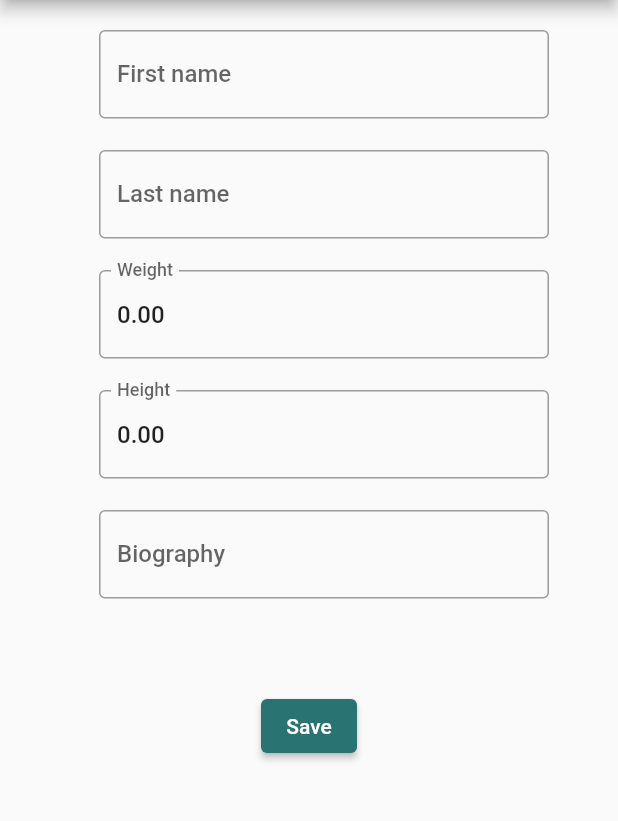
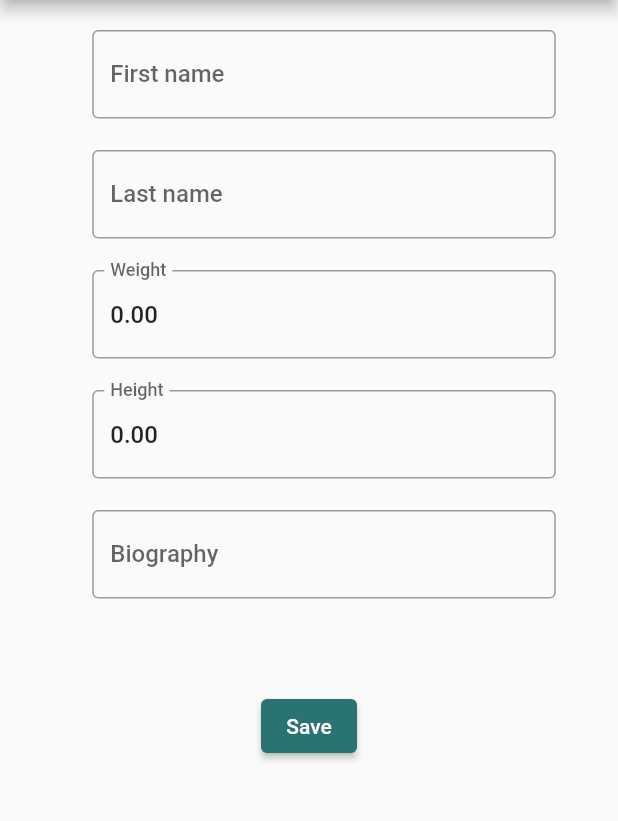
Before and after one commit to calorun-project/calorun_app, a Flutter app: the EditProfile screen opened directly with empty values, on a phone screen of 412 x 824 dp, the part 84-905 px from its top. Run offline on Flutter 3.47's test engine with Material 2 defaults, Android fonts, the phone set to English and light mode, and no system bars; our stand-ins replace cloud_firestore, firebase_auth, firebase_core, firebase_storage, flutter_map, fluttertoast and 5 more; missing offline and left inert: geocoder; accounts and stored records are empty.

Commit message:
add responsive for change user profile and password

```diff
--- a/lib/widget/user/edit_account.dart
+++ b/lib/widget/user/edit_account.dart
@@ -35,7 +35,7 @@ class _EditAccount extends State<EditAccount> {
                       padding: EdgeInsets.only(left: 20),
                       child: Container(
                         height: 40,
-                        width: 300,
+                        width: MediaQuery.of(context).size.width*0.75,
                         child: TextFormField(
                           decoration: InputDecoration(
                             labelText: "Password",
@@ -63,7 +63,7 @@ class _EditAccount extends State<EditAccount> {
                       padding: EdgeInsets.only(left: 20),
                       child: Container(
                         height: 40,
-                        width: 300,
+                        width: MediaQuery.of(context).size.width*0.75,
                         child: TextFormField(
                           decoration: InputDecoration(
                             labelText: "Confirm password",
--- a/lib/widget/user/edit_profile.dart
+++ b/lib/widget/user/edit_profile.dart
@@ -43,7 +43,7 @@ class _EditProfileState extends State<EditProfile> {
                     padding: EdgeInsets.only(left: 20),
                     child: Container(
                       height: 60,
-                      width: 300,
+                      width: MediaQuery.of(context).size.width*0.75,
                       child: TextFormField(
                         controller: firstName,
                         decoration: InputDecoration(
@@ -72,7 +72,7 @@ class _EditProfileState extends State<EditProfile> {
                     padding: EdgeInsets.only(left: 20),
                     child: Container(
                       height: 60,
-                      width: 300,
+                      width: MediaQuery.of(context).size.width*0.75,
                       child: TextFormField(
                         controller: lastName,
                         decoration: InputDecoration(
@@ -102,7 +102,7 @@ class _EditProfileState extends State<EditProfile> {
                     padding: EdgeInsets.only(left: 20),
                     child: Container(
                       height: 60,
-                      width: 300,
+                      width: MediaQuery.of(context).size.width*0.75,
                       child: TextFormField(
                         controller: weight,
                         decoration: InputDecoration(
@@ -133,7 +133,7 @@ class _EditProfileState extends State<EditProfile> {
                     padding: EdgeInsets.only(left: 20),
                     child: Container(
                       height: 60,
-                      width: 300,
+                      width: MediaQuery.of(context).size.width*0.75,
                       child: TextFormField(
                         controller: height,
                         decoration: InputDecoration(
@@ -164,7 +164,7 @@ class _EditProfileState extends State<EditProfile> {
                     padding: EdgeInsets.only(left: 20),
                     child: Container(
                       height: 100,
-                      width: 300,
+                      width: MediaQuery.of(context).size.width*0.75,
                       child: TextFormField(
                         controller: bio,
                         decoration: InputDecoration(
```
Also changed, not shown: lib/screens/home/leader_board.dart (+15 -1 lines), pubspec.lock.
